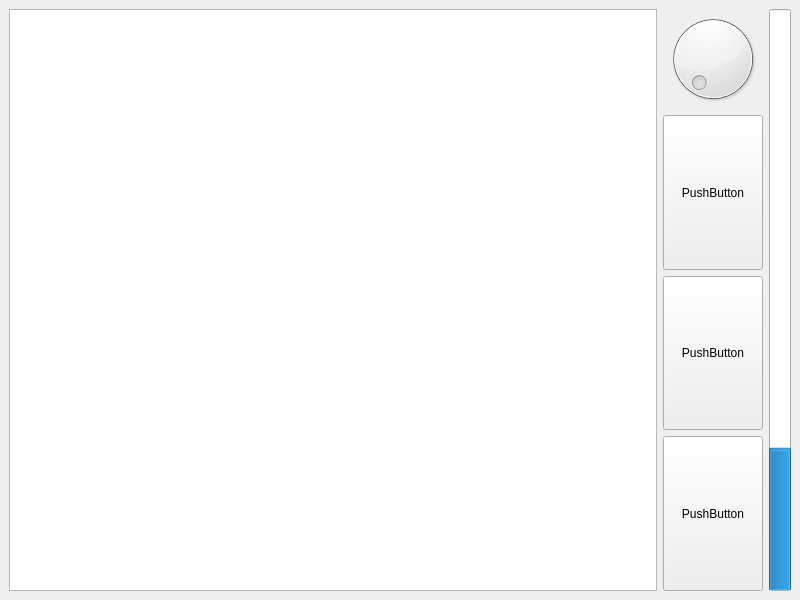
First picture: the form in gamewindow.ui, repository Paulpoomrit/ThisIsFine, before the edit.
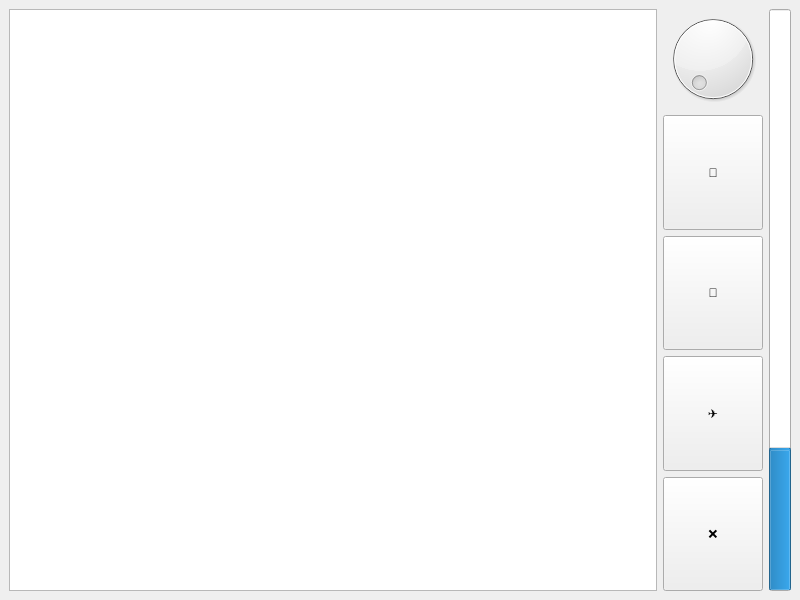
Second picture: the form after the edit.

```diff
--- a/gamewindow.ui
+++ b/gamewindow.ui
@@ -32,45 +32,6 @@
      <layout class="QVBoxLayout" name="verticalLayout">
       <item>
        <layout class="QGridLayout" name="gridLayout">
-        <item row="1" column="0">
-         <widget class="QPushButton" name="pushButton_2">
-          <property name="sizePolicy">
-           <sizepolicy hsizetype="Minimum" vsizetype="MinimumExpanding">
-            <horstretch>0</horstretch>
-            <verstretch>0</verstretch>
-           </sizepolicy>
-          </property>
-          <property name="text">
-           <string>PushButton</string>
-          </property>
-         </widget>
-        </item>
-        <item row="3" column="0">
-         <widget class="QPushButton" name="pushButton_3">
-          <property name="sizePolicy">
-           <sizepolicy hsizetype="Minimum" vsizetype="MinimumExpanding">
-            <horstretch>0</horstretch>
-            <verstretch>0</verstretch>
-           </sizepolicy>
-          </property>
-          <property name="text">
-           <string>PushButton</string>
-          </property>
-         </widget>
-        </item>
-        <item row="2" column="0">
-         <widget class="QPushButton" name="pushButton">
-          <property name="sizePolicy">
-           <sizepolicy hsizetype="Minimum" vsizetype="MinimumExpanding">
-            <horstretch>0</horstretch>
-            <verstretch>0</verstretch>
-           </sizepolicy>
-          </property>
-          <property name="text">
-           <string>PushButton</string>
-          </property>
-         </widget>
-        </item>
         <item row="0" column="0">
          <widget class="QDial" name="dial">
           <property name="sizePolicy">
@@ -81,6 +42,58 @@
           </property>
          </widget>
         </item>
+        <item row="2" column="0">
+         <widget class="QPushButton" name="helicopterPushButton">
+          <property name="sizePolicy">
+           <sizepolicy hsizetype="Minimum" vsizetype="MinimumExpanding">
+            <horstretch>0</horstretch>
+            <verstretch>0</verstretch>
+           </sizepolicy>
+          </property>
+          <property name="text">
+           <string>🚁</string>
+          </property>
+         </widget>
+        </item>
+        <item row="1" column="0">
+         <widget class="QPushButton" name="fireTruckPushButton">
+          <property name="sizePolicy">
+           <sizepolicy hsizetype="Minimum" vsizetype="MinimumExpanding">
+            <horstretch>0</horstretch>
+            <verstretch>0</verstretch>
+           </sizepolicy>
+          </property>
+          <property name="text">
+           <string>🚒</string>
+          </property>
+         </widget>
+        </item>
+        <item row="3" column="0">
+         <widget class="QPushButton" name="planePushButton_3">
+          <property name="sizePolicy">
+           <sizepolicy hsizetype="Minimum" vsizetype="MinimumExpanding">
+            <horstretch>0</horstretch>
+            <verstretch>0</verstretch>
+           </sizepolicy>
+          </property>
+          <property name="text">
+           <string>✈️</string>
+          </property>
+         </widget>
+        </item>
+        <item row="4" column="0">
+         <widget class="QPushButton" name="canclePushButton">
+          <property name="sizePolicy">
+           <sizepolicy hsizetype="Minimum" vsizetype="MinimumExpanding">
+            <horstretch>0</horstretch>
+            <verstretch>0</verstretch>
+           </sizepolicy>
+          </property>
+          <property name="text">
+           <string>❌</string>
+          </property>
+         </widget>
+        </item>
        </layout>
       </item>
      </layout>
```
